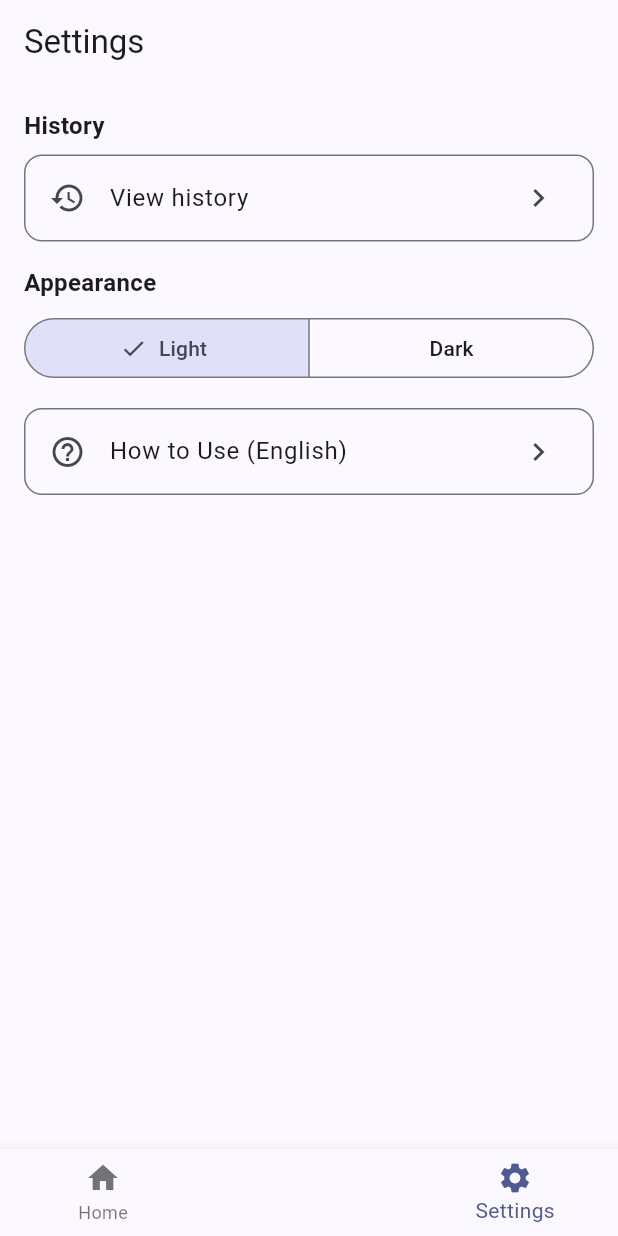
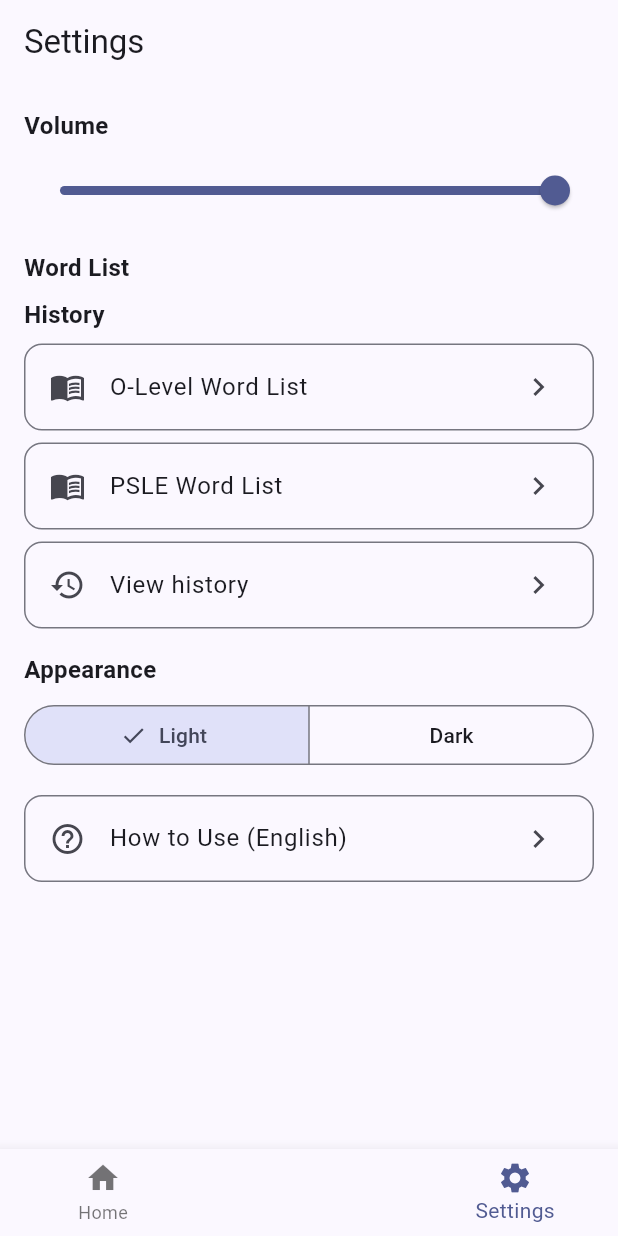
Before and after one commit to Gao-Ming-1/Pantheon-Learn, a Flutter app: the screen it shows after launch, item 3 of the bottom bar chosen, on a phone screen of 412 x 824 dp. Run offline on Flutter 3.47's test engine with Material 3 defaults, Android fonts, the phone set to English and light mode, and no system bars; our stand-ins replace audioplayers, shared_preferences; missing offline and left inert: text_to_speech_platform_interface.

Commit message:
10.6 5:51

```diff
--- a/lib/screens/settings_page.dart
+++ b/lib/screens/settings_page.dart
@@ -2,6 +2,9 @@ import 'package:flutter/material.dart';
 import 'quiz_page.dart';
 import '../services/theme_service.dart';
 import 'history_page.dart';
+import '../data/english_dict.dart';
+import 'word_list_page.dart';
+import '../services/audio_service.dart';
 
 class SettingsPage extends StatelessWidget {
   const SettingsPage({super.key});
@@ -18,7 +21,88 @@ class SettingsPage extends StatelessWidget {
         child: Column(
           crossAxisAlignment: CrossAxisAlignment.start,
           children: [
+            // Volume control (0-100) with snapping
+            const Text('Volume', style: TextStyle(fontSize: 16, fontWeight: FontWeight.w600)),
+            const SizedBox(height: 8),
+            FutureBuilder(
+              future: AudioService.instance.init(),
+              builder: (context, snapshot) {
+                final initial = AudioService.instance.getVolumePercent().toDouble();
+                return StatefulBuilder(
+                  builder: (context, setLocal) {
+                    double value = initial;
+                    return Slider(
+                      value: value,
+                      min: 0,
+                      max: 100,
+                      divisions: 100,
+                      label: '${value.round()}%',
+                      onChanged: (v) {
+                        // snap to nearest 10 when close
+                        double snapped = v;
+                        final nearest10 = (v / 10).round() * 10;
+                        if ((v - nearest10).abs() <= 2) snapped = nearest10.toDouble();
+                        setLocal(() {});
+                        AudioService.instance.setVolumePercent(snapped.round());
+                      },
+                    );
+                  },
+                );
+              },
+            ),
+            const SizedBox(height: 16),
+            const Text('Word List', style: TextStyle(fontSize: 16, fontWeight: FontWeight.w600)),
+            const SizedBox(height: 8),
             const Text('History', style: TextStyle(fontSize: 16, fontWeight: FontWeight.w600)),
+            const SizedBox(height: 8),
+            // O/PSLE Word List Buttons
+            Material(
+              color: Theme.of(context).colorScheme.surface,
+              borderRadius: BorderRadius.circular(12),
+              child: InkWell(
+                borderRadius: BorderRadius.circular(12),
+                onTap: () {
+                  Navigator.of(context).push(
+                    MaterialPageRoute(builder: (_) => WordListPage(words: englishWordDictOlevel)),
+                  );
+                },
+                child: Container(
+                  decoration: BoxDecoration(
+                    border: Border.all(color: Theme.of(context).dividerColor),
+                    borderRadius: BorderRadius.circular(12),
+                  ),
+                  child: const ListTile(
+                    leading: Icon(Icons.menu_book),
+                    title: Text('O-Level Word List'),
+                    trailing: Icon(Icons.chevron_right),
+                  ),
+                ),
+              ),
+            ),
+            const SizedBox(height: 8),
+            Material(
+              color: Theme.of(context).colorScheme.surface,
+              borderRadius: BorderRadius.circular(12),
+              child: InkWell(
+                borderRadius: BorderRadius.circular(12),
+                onTap: () {
+                  Navigator.of(context).push(
+                    MaterialPageRoute(builder: (_) => WordListPage(words: englishWordDictPSLE)),
+                  );
+                },
+                child: Container(
+                  decoration: BoxDecoration(
+                    border: Border.all(color: Theme.of(context).dividerColor),
+                    borderRadius: BorderRadius.circular(12),
+                  ),
+                  child: const ListTile(
+                    leading: Icon(Icons.menu_book),
+                    title: Text('PSLE Word List'),
+                    trailing: Icon(Icons.chevron_right),
+                  ),
+                ),
+              ),
+            ),
             const SizedBox(height: 8),
             Material(
               color: Theme.of(context).colorScheme.surface,
--- /dev/null
+++ b/lib/services/audio_service.dart
@@ -0,0 +1,28 @@
+import 'package:shared_preferences/shared_preferences.dart';
+
+class AudioService {
+  AudioService._internal();
+  static final AudioService instance = AudioService._internal();
+
+  static const String _kVolumeKey = 'app_volume_0_100';
+  double _volume01 = 1.0; // 0.0 ~ 1.0
+
+  double get volume01 => _volume01;
+
+  Future<void> init() async {
+    final prefs = await SharedPreferences.getInstance();
+    final v = prefs.getInt(_kVolumeKey);
+    if (v != null) {
+      _volume01 = (v.clamp(0, 100)) / 100.0;
+    }
+  }
+
+  Future<void> setVolumePercent(int percent) async {
+    final p = percent.clamp(0, 100);
+    _volume01 = p / 100.0;
+    final prefs = await SharedPreferences.getInstance();
+    await prefs.setInt(_kVolumeKey, p);
+  }
+
+  int getVolumePercent() => (_volume01 * 100).round();
+}
--- a/lib/services/theme_service.dart
+++ b/lib/services/theme_service.dart
@@ -1,17 +1,33 @@
 import 'package:flutter/material.dart';
+import 'package:shared_preferences/shared_preferences.dart';
 
 class ThemeService {
   static final ValueNotifier<ThemeMode> themeMode = ValueNotifier<ThemeMode>(ThemeMode.light);
+  static const String _kThemeKey = 'app_theme_mode';
 
   static void setLight() {
     if (themeMode.value != ThemeMode.light) {
       themeMode.value = ThemeMode.light;
+      _persist();
     }
   }
 
   static void setDark() {
     if (themeMode.value != ThemeMode.dark) {
       themeMode.value = ThemeMode.dark;
+      _persist();
     }
   }
+
+  static Future<void> init() async {
+    final prefs = await SharedPreferences.getInstance();
+    final v = prefs.getString(_kThemeKey);
+    if (v == 'dark') themeMode.value = ThemeMode.dark;
+    if (v == 'light') themeMode.value = ThemeMode.light;
+  }
+
+  static Future<void> _persist() async {
+    final prefs = await SharedPreferences.getInstance();
+    await prefs.setString(_kThemeKey, themeMode.value == ThemeMode.dark ? 'dark' : 'light');
+  }
 }
--- a/pubspec.yaml
+++ b/pubspec.yaml
@@ -41,6 +41,7 @@ dependencies:
   audioplayers: ^6.5.1
   text_to_speech:
     path: plugins/text_to_speech-0.2.3
+  shared_preferences: ^2.3.5
 
 dev_dependencies:
   flutter_test:
```
Also changed, not shown: lib/main.dart (+9 -1 lines), lib/screens/quiz_page.dart (+21 -14 lines), lib/widgets/Combo.dart (+22 -5 lines), pubspec.lock, 1 other file.
